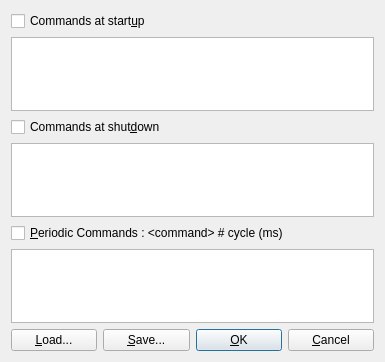
lhuisman/myRTKLIB, file app/qtapp/appcmn_qt/cmdoptdlg.ui: the form before one commit.
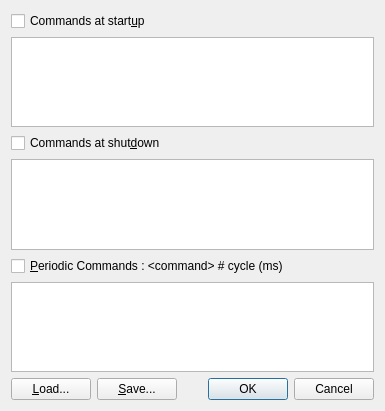
The form after the commit.

Commit message: rework some Qt dialogs - fix value limit for port in serial option dialog - fix table headers in RefDialog - use QDialogButtonBox in CmdOptDialog - add tooltips to output stream dialog of rtknavi_qt - allow some negative heights for position in input stream dialog of rtknavi_qt

The edit to the form file:
```diff
--- a/app/qtapp/appcmn_qt/cmdoptdlg.ui
+++ b/app/qtapp/appcmn_qt/cmdoptdlg.ui
@@ -7,7 +7,7 @@
     <x>0</x>
     <y>0</y>
     <width>385</width>
-    <height>362</height>
+    <height>411</height>
    </rect>
   </property>
   <property name="windowTitle">
@@ -88,28 +88,9 @@
       </widget>
      </item>
      <item>
-      <widget class="QPushButton" name="btnOk">
-       <property name="toolTip">
-        <string/>
-       </property>
-       <property name="text">
-        <string>&amp;OK</string>
-       </property>
-       <property name="autoDefault">
-        <bool>true</bool>
-       </property>
-       <property name="default">
-        <bool>true</bool>
-       </property>
-      </widget>
-     </item>
-     <item>
-      <widget class="QPushButton" name="btnCancel">
-       <property name="toolTip">
-        <string/>
-       </property>
-       <property name="text">
-        <string>&amp;Cancel</string>
+      <widget class="QDialogButtonBox" name="buttonBox">
+       <property name="standardButtons">
+        <set>QDialogButtonBox::StandardButton::Cancel|QDialogButtonBox::StandardButton::Ok</set>
        </property>
       </widget>
      </item>
```
The commit also changes 6 other files.
